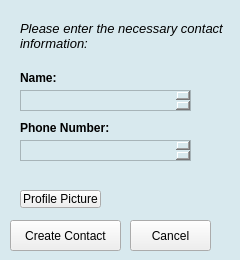
kajo12864/Address-Book, file Address_Book/necessaryinfoform.ui: the form before one commit.
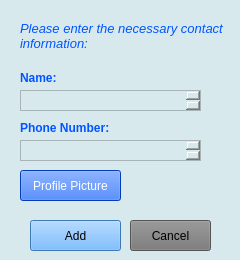
The form after the commit.

The edit to the form file:
```diff
--- a/Address_Book/necessaryinfoform.ui
+++ b/Address_Book/necessaryinfoform.ui
@@ -27,23 +27,26 @@
   </property>
   <property name="styleSheet">
    <string notr="true">background-color: rgb(216, 233, 238);
+color: black
+;
+
 </string>
   </property>
   <widget class="QPushButton" name="buttonConfirm">
    <property name="geometry">
     <rect>
-     <x>10</x>
+     <x>30</x>
      <y>220</y>
-     <width>111</width>
+     <width>91</width>
      <height>31</height>
     </rect>
    </property>
    <property name="styleSheet">
-    <string notr="true">background-color: rgb(239, 239, 239);
+    <string notr="true">background-color: rgb(85, 170, 255);
 </string>
    </property>
    <property name="text">
-    <string>Create Contact</string>
+    <string>Add</string>
    </property>
    <property name="checkable">
     <bool>false</bool>
@@ -63,6 +66,9 @@
      <bold>true</bold>
     </font>
    </property>
+   <property name="styleSheet">
+    <string notr="true">color: rgb(0, 85, 255);</string>
+   </property>
    <property name="text">
     <string>Name:</string>
    </property>
@@ -72,7 +78,7 @@
     <rect>
      <x>20</x>
      <y>90</y>
-     <width>171</width>
+     <width>181</width>
      <height>21</height>
     </rect>
    </property>
@@ -87,8 +93,7 @@
     </rect>
    </property>
    <property name="styleSheet">
-    <string notr="true">background-color: rgb(239, 239, 239);
-</string>
+    <string notr="true">background-color: rgb(118, 118, 118);</string>
    </property>
    <property name="text">
     <string>Cancel</string>
@@ -99,7 +104,7 @@
     <rect>
      <x>20</x>
      <y>140</y>
-     <width>171</width>
+     <width>181</width>
      <height>21</height>
     </rect>
    </property>
@@ -122,7 +127,7 @@
     </font>
    </property>
    <property name="styleSheet">
-    <string notr="true"/>
+    <string notr="true">color: rgb(0, 85, 255);</string>
    </property>
    <property name="text">
     <string>Please enter the necessary contact information:</string>
@@ -145,6 +150,9 @@
      <bold>true</bold>
     </font>
    </property>
+   <property name="styleSheet">
+    <string notr="true">color: rgb(0, 85, 255);</string>
+   </property>
    <property name="text">
     <string>Phone Number:</string>
    </property>
@@ -153,14 +161,14 @@
    <property name="geometry">
     <rect>
      <x>20</x>
-     <y>190</y>
-     <width>81</width>
-     <height>18</height>
+     <y>170</y>
+     <width>101</width>
+     <height>31</height>
     </rect>
    </property>
    <property name="styleSheet">
-    <string notr="true">background-color: rgb(239, 239, 239);
-</string>
+    <string notr="true">color: white;
+background-color: rgb(0, 85, 255);</string>
    </property>
    <property name="text">
     <string>Profile Picture</string>
@@ -169,7 +177,7 @@
   <widget class="QLabel" name="image_label">
    <property name="geometry">
     <rect>
-     <x>110</x>
+     <x>160</x>
      <y>170</y>
      <width>41</width>
      <height>41</height>
```
